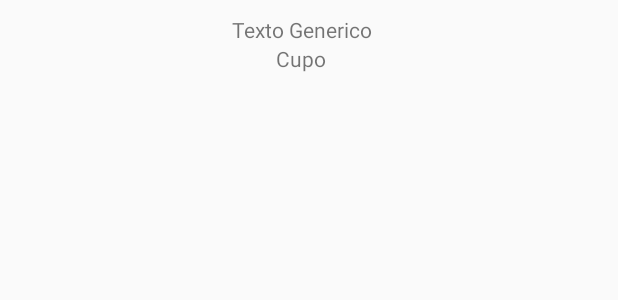
After one commit to carlosesteven/PeticionesAPI, an Android app: the layout item_textos.xml on its own in the app's theme, with its tools: preview values and no code run, on a phone screen of 412 x 824 dp. The commit adds this screen. Shown: the top 300 px of the screen. Run offline under Robolectric (Android 15) with nearby library versions, the phone set to English and light mode, and no system bars; network calls fail.

Commit message:
NUEVOS CAMBIOS

```diff
--- a/app/build.gradle
+++ b/app/build.gradle
@@ -42,4 +42,5 @@ dependencies {
 
     // VOLLEY
     implementation 'com.android.volley:volley:1.1.1'
+    implementation 'androidx.recyclerview:recyclerview:1.1.0'
 }
--- /dev/null
+++ b/app/src/main/java/csc/peticiones/api/Actividad.kt
@@ -0,0 +1,6 @@
+package csc.peticiones.api
+
+data class Actividad(
+    val direccion : String = "",
+    val cupo : String = ""
+)
--- /dev/null
+++ b/app/src/main/res/layout/item_textos.xml
@@ -0,0 +1,32 @@
+<?xml version="1.0" encoding="utf-8"?>
+<LinearLayout
+    xmlns:android="http://schemas.android.com/apk/res/android"
+    xmlns:tools="http://schemas.android.com/tools"
+    android:layout_width="match_parent"
+    android:orientation="vertical"
+    android:layout_height="wrap_content"
+    android:padding="10dp"
+    android:layout_marginEnd="10dp"
+    >
+
+    <TextView
+        android:layout_width="match_parent"
+        android:layout_height="wrap_content"
+
+        android:text="Texto Generico"
+        android:gravity="center"
+
+        android:id="@+id/tTextoGenerico"
+        tools:ignore="HardcodedText" />
+
+    <TextView
+        android:layout_width="match_parent"
+        android:layout_height="wrap_content"
+
+        android:text="Cupo"
+        android:gravity="center"
+
+        android:id="@+id/tTextoCupo"
+        tools:ignore="HardcodedText" />
+
+</LinearLayout>
```
Also changed, not shown: app/src/main/java/csc/peticiones/api/INTERFACE_click.java (added, +8 -0 lines), app/src/main/java/csc/peticiones/api/MainActivity.kt (+47 -3 lines), app/src/main/java/csc/peticiones/api/RvTextos.kt (added, +35 -0 lines), app/src/main/res/layout/activity_main.xml (+9 -2 lines).
